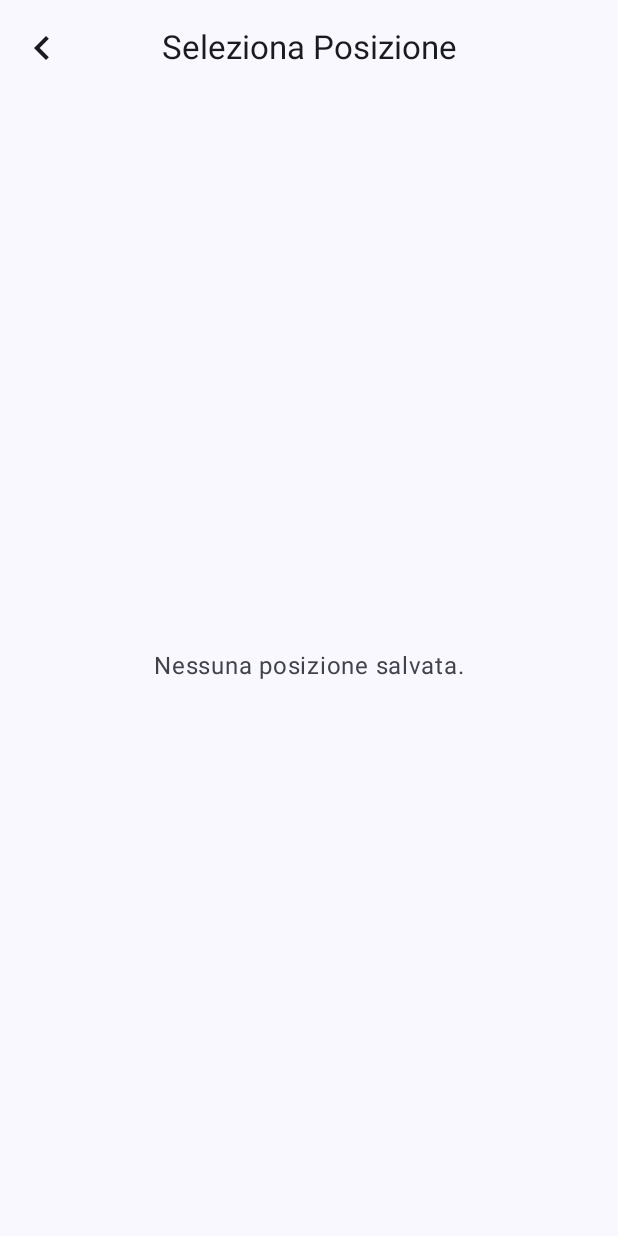
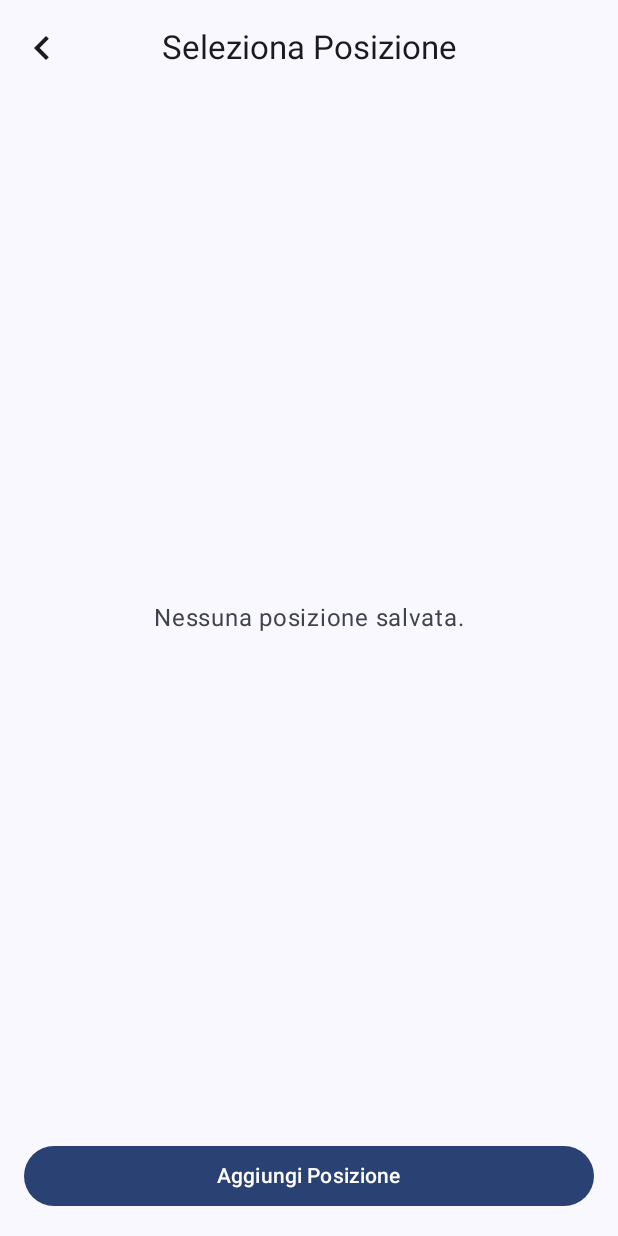
Before and after one commit to clymes/ParkMate, an Android app built with Jetpack Compose: the ParkingLocationView screen opened through its navigation route, on a phone screen of 412 x 824 dp. Run offline under Robolectric (Android 15) with nearby library versions, the phone set to English and light mode, and no system bars; our stand-ins replace Room's generated code; libraries missing offline, so code that uses them is left out: org.maplibre.compose; 1 statement that could not run was skipped.

Commit message:
feat: wizard con aggiunte
nel parking wizard c'è un tasto in fondo con cui si può aggiungere vehicle o location on the fly. aggiunti debug e log vari per capire meglio i bug di photon e geocoding

```diff
--- a/app/build.gradle.kts
+++ b/app/build.gradle.kts
@@ -61,7 +61,7 @@ dependencies {
     implementation(libs.androidx.room.runtime)
     implementation(libs.androidx.room.ktx)
     implementation(libs.ktor.client.core)
-    implementation(libs.ktor.client.cio)
+    implementation(libs.ktor.client.okhttp)
     implementation(libs.ktor.client.content.negotiation)
     implementation(libs.ktor.serialization.kotlinx.json)
     implementation(libs.ktor.client.logging)
--- a/app/src/main/java/com/example/parkmate/network/PhotonService.kt
+++ b/app/src/main/java/com/example/parkmate/network/PhotonService.kt
@@ -5,7 +5,8 @@ import com.example.parkmate.model.PhotonFeature
 import com.example.parkmate.model.PhotonResponse
 import io.ktor.client.HttpClient
 import io.ktor.client.call.body
-import io.ktor.client.engine.cio.CIO
+import io.ktor.client.engine.okhttp.OkHttp
+import io.ktor.client.plugins.UserAgent
 import io.ktor.client.plugins.contentnegotiation.ContentNegotiation
 import io.ktor.client.request.get
 import io.ktor.client.request.parameter
@@ -14,12 +15,15 @@ import kotlinx.coroutines.CancellationException
 import kotlinx.serialization.json.Json
 
 class PhotonService {
-    private val client = HttpClient(CIO) {
+    private val client = HttpClient(OkHttp) {
         install(ContentNegotiation) {
             json(Json {
                 ignoreUnknownKeys = true
                 isLenient = true
             })
+        }
+        install(UserAgent) {
+            agent = "ParkMate/1.0 (Android)"
         }
     }
 
@@ -34,7 +38,7 @@ class PhotonService {
         } catch (e: CancellationException) {
             throw e
         } catch (e: Exception) {
-            Log.e("PhotonService", "Error fetching photon locations for query: $query", e)
+            Log.e("PhotonService", "Errore nel fetch di Photon: $query. Error: ${e.message}", e)
             emptyList()
         }
     }
--- a/app/src/main/java/com/example/parkmate/ui/view/location/LocationAddView.kt
+++ b/app/src/main/java/com/example/parkmate/ui/view/location/LocationAddView.kt
@@ -28,7 +28,7 @@ import kotlin.time.Duration.Companion.milliseconds
 @Composable
 fun LocationAddView(
     onBackButtonClick: () -> Unit,
-    goToLocationListView: () -> Unit
+    onSuccessfulAdd: () -> Unit = {}
 ) {
     val context = LocalContext.current
     val focusManager = LocalFocusManager.current
@@ -258,7 +258,6 @@ fun LocationAddView(
                     OutlinedButton(
                         onClick = {
                             showCheckInfoModal = false
-                            onBackButtonClick()
                         },
                         modifier = Modifier.weight(1f)
                     ) {
@@ -274,7 +273,7 @@ fun LocationAddView(
                                 address = geocodedAddress
                             )
                             showCheckInfoModal = false
-                            goToLocationListView()
+                            onSuccessfulAdd()
                         },
                         modifier = Modifier.weight(1f)
                     ) {
@@ -292,6 +291,5 @@ fun LocationAddView(
 fun LocationAddViewPreview() {
     LocationAddView(
         onBackButtonClick = {},
-        goToLocationListView = {}
     )
 }
--- a/app/src/main/java/com/example/parkmate/ui/view/parking/ParkingLocationView.kt
+++ b/app/src/main/java/com/example/parkmate/ui/view/parking/ParkingLocationView.kt
@@ -31,6 +31,7 @@ import com.example.parkmate.ui.component.BackButton
 fun ParkingLocationView(
     onBackButtonClick: () -> Unit,
     onLocationSelected: (Location) -> Unit = {},
+    onAddLocationClick: () -> Unit = {},
     viewModel: ParkingViewModel = remember { ParkingViewModel() },
 ) {
     val context = LocalContext.current
@@ -51,7 +52,7 @@ fun ParkingLocationView(
                 .fillMaxSize()
                 .padding(innerPadding)
                 .padding(16.dp),
-            verticalArrangement = Arrangement.SpaceBetween,
+            verticalArrangement = Arrangement.spacedBy(16.dp),
             horizontalAlignment = Alignment.CenterHorizontally,
         ) {
             if (locationList.isEmpty()) {
@@ -86,6 +87,13 @@ fun ParkingLocationView(
                     }
                 }
             }
+
+            androidx.compose.material3.Button(
+                onClick = onAddLocationClick,
+                modifier = Modifier.fillMaxWidth()
+            ) {
+                Text(text = "Aggiungi Posizione")
+            }
         }
     }
 }
--- a/app/src/main/java/com/example/parkmate/ui/view/vehicle/VehicleAddView.kt
+++ b/app/src/main/java/com/example/parkmate/ui/view/vehicle/VehicleAddView.kt
@@ -16,7 +16,7 @@ import com.example.parkmate.ui.component.BackButton
 @Composable
 fun VehicleAddView(
     onBackButtonClick: () -> Unit,
-    goToVehicleListView: () -> Unit = {},
+    onSuccessfulAdd: () -> Unit = {},
 ) {
     val context = LocalContext.current
     val viewModel = remember { VehicleViewModel() }
@@ -118,7 +118,7 @@ fun VehicleAddView(
                         },
                         onSuccess = { successMessage ->
                             Toast.makeText(context, successMessage, Toast.LENGTH_SHORT).show()
-                            goToVehicleListView()
+                            onSuccessfulAdd()
                         },
                     )
                 },
--- a/gradle/libs.versions.toml
+++ b/gradle/libs.versions.toml
@@ -37,7 +37,7 @@ androidx-room-compiler = { group = "androidx.room", name = "room-compiler", vers
 androidx-room-runtime = { group = "androidx.room", name = "room-runtime", version.ref = "room" }
 androidx-room-ktx = { group = "androidx.room", name = "room-ktx", version.ref = "room" }
 ktor-client-core = { group = "io.ktor", name = "ktor-client-core", version.ref = "ktor" }
-ktor-client-cio = { group = "io.ktor", name = "ktor-client-cio", version.ref = "ktor" }
+ktor-client-okhttp = { group = "io.ktor", name = "ktor-client-okhttp", version.ref = "ktor" }
 ktor-client-content-negotiation = { group = "io.ktor", name = "ktor-client-content-negotiation", version.ref = "ktor" }
 ktor-serialization-kotlinx-json = { group = "io.ktor", name = "ktor-serialization-kotlinx-json", version.ref = "ktor" }
 ktor-client-logging = { group = "io.ktor", name = "ktor-client-logging", version.ref = "ktor" }
```
Also changed, not shown: app/src/main/java/com/example/parkmate/ui/navigation/AppNavigation.kt (+4 -10 lines), app/src/main/java/com/example/parkmate/ui/view/parking/ParkingVehicleView.kt (+9 -1 lines), app/src/main/java/com/example/parkmate/utils/GeocoderHelper.kt (+7 -2 lines).
